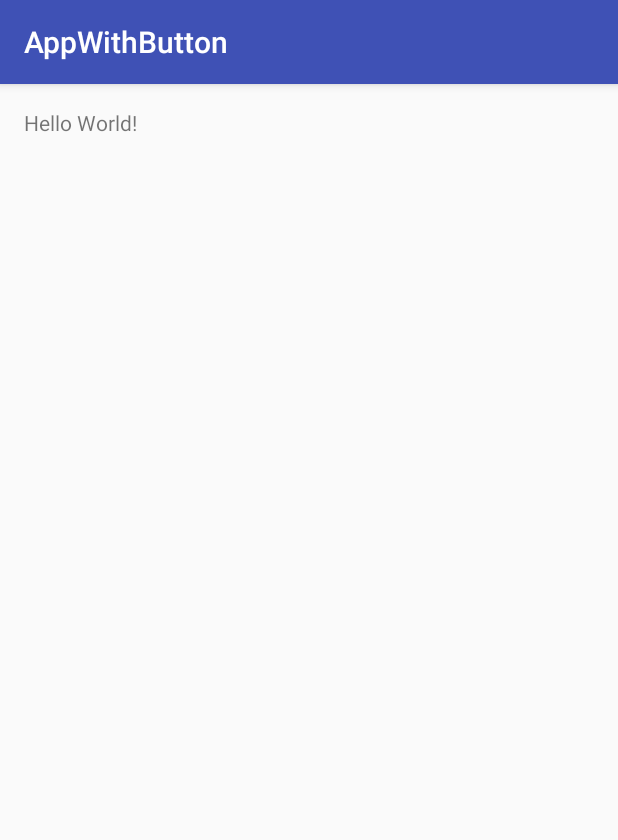
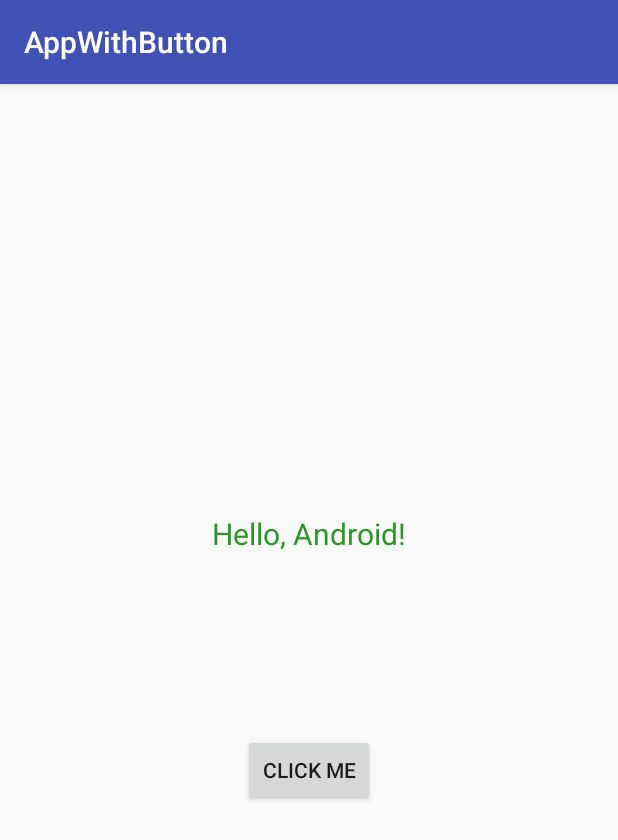
Before and after one commit to AndrewStefanyshyn/Task1_App_with_button, an Android app: the screen it shows after launch (MainActivity), on a phone screen of 412 x 824 dp. Shown: the top 840 px of the screen. Run offline under Robolectric (Android 15) with nearby library versions, the phone set to English and light mode, and no system bars.

Commit message:
Create an application with button and edit text

```diff
--- a/app/src/main/java/com/example/andriistefanyshyn/appwithbutton/MainActivity.java
+++ b/app/src/main/java/com/example/andriistefanyshyn/appwithbutton/MainActivity.java
@@ -2,12 +2,56 @@ package com.example.andriistefanyshyn.appwithbutton;
 
 import android.support.v7.app.AppCompatActivity;
 import android.os.Bundle;
+import android.view.View;
+import android.widget.Button;
+import android.widget.TextView;
 
-public class MainActivity extends AppCompatActivity {
+public class MainActivity extends AppCompatActivity implements View.OnClickListener {
+
+    private static final String STATE_GREETING = "STATE_GREETING";
+
+    private TextView mHelloTextView;
+    private boolean mIsButtonGreeting;
 
     @Override
     protected void onCreate(Bundle savedInstanceState) {
         super.onCreate(savedInstanceState);
         setContentView(R.layout.activity_main);
+
+        mIsButtonGreeting = false;
+        mHelloTextView = (TextView) findViewById(R.id.hello_text);
+
+        Button clickMeButton = (Button) findViewById(R.id.click_me);
+        clickMeButton.setOnClickListener(this);
+    }
+
+    @Override
+    protected void onSaveInstanceState(Bundle outState) {
+        outState.putBoolean(STATE_GREETING, mIsButtonGreeting);
+
+        super.onSaveInstanceState(outState);
+    }
+
+    @Override
+    protected void onRestoreInstanceState(Bundle savedInstanceState) {
+        super.onRestoreInstanceState(savedInstanceState);
+
+        mIsButtonGreeting = savedInstanceState.getBoolean(STATE_GREETING);
+        setGreetingText();
+    }
+
+    @Override
+    public void onClick(View v) {
+        mIsButtonGreeting = !mIsButtonGreeting;
+        setGreetingText();
+    }
+
+    private void setGreetingText() {
+        if (mIsButtonGreeting) {
+            mHelloTextView.setText(R.string.hello_button);
+        }
+        else {
+            mHelloTextView.setText(R.string.hello_android);
+        }
     }
 }
--- a/app/src/main/res/layout/activity_main.xml
+++ b/app/src/main/res/layout/activity_main.xml
@@ -1,5 +1,5 @@
 <?xml version="1.0" encoding="utf-8"?>
-<RelativeLayout xmlns:android="http://schemas.android.com/apk/res/android"
+<LinearLayout xmlns:android="http://schemas.android.com/apk/res/android"
     xmlns:tools="http://schemas.android.com/tools"
     android:id="@+id/activity_main"
     android:layout_width="match_parent"
@@ -8,10 +8,22 @@
     android:paddingLeft="@dimen/activity_horizontal_margin"
     android:paddingRight="@dimen/activity_horizontal_margin"
     android:paddingTop="@dimen/activity_vertical_margin"
+    android:orientation="vertical"
+    android:gravity="center"
     tools:context="com.example.andriistefanyshyn.appwithbutton.MainActivity">
 
     <TextView
         android:layout_width="wrap_content"
         android:layout_height="wrap_content"
-        android:text="Hello World!" />
-</RelativeLayout>
+        android:layout_marginBottom="120dp"
+        android:text="@string/hello_android"
+        android:id="@+id/hello_text"
+        android:textColor="@color/green"
+        android:textSize="20sp" />
+
+    <Button
+        android:layout_width="wrap_content"
+        android:layout_height="wrap_content"
+        android:id="@+id/click_me"
+        android:text="@string/click_me" />
+</LinearLayout>
--- a/app/src/main/res/values/colors.xml
+++ b/app/src/main/res/values/colors.xml
@@ -3,4 +3,5 @@
     <color name="colorPrimary">#3F51B5</color>
     <color name="colorPrimaryDark">#303F9F</color>
     <color name="colorAccent">#FF4081</color>
+    <color name="green">#289622</color>
 </resources>
--- a/app/src/main/res/values/strings.xml
+++ b/app/src/main/res/values/strings.xml
@@ -1,3 +1,6 @@
 <resources>
     <string name="app_name">AppWithButton</string>
+    <string name="click_me">Click Me</string>
+    <string name="hello_android">Hello, Android!</string>
+    <string name="hello_button">Hello, Button!</string>
 </resources>
```
Also changed, not shown: 1 other file.
